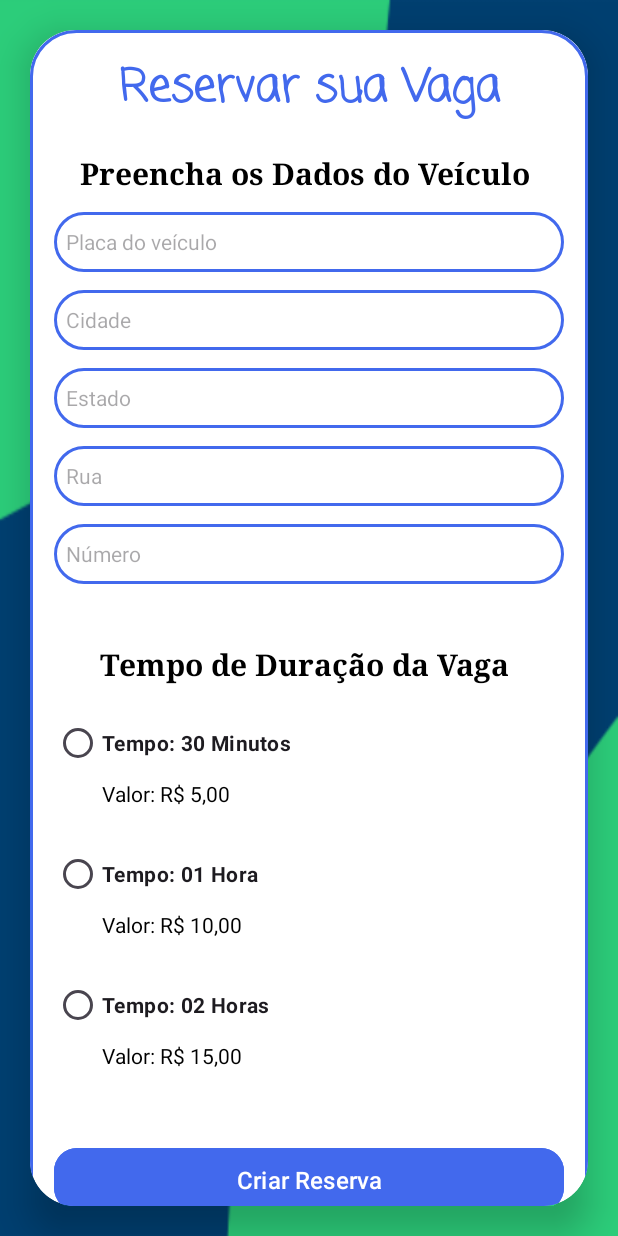
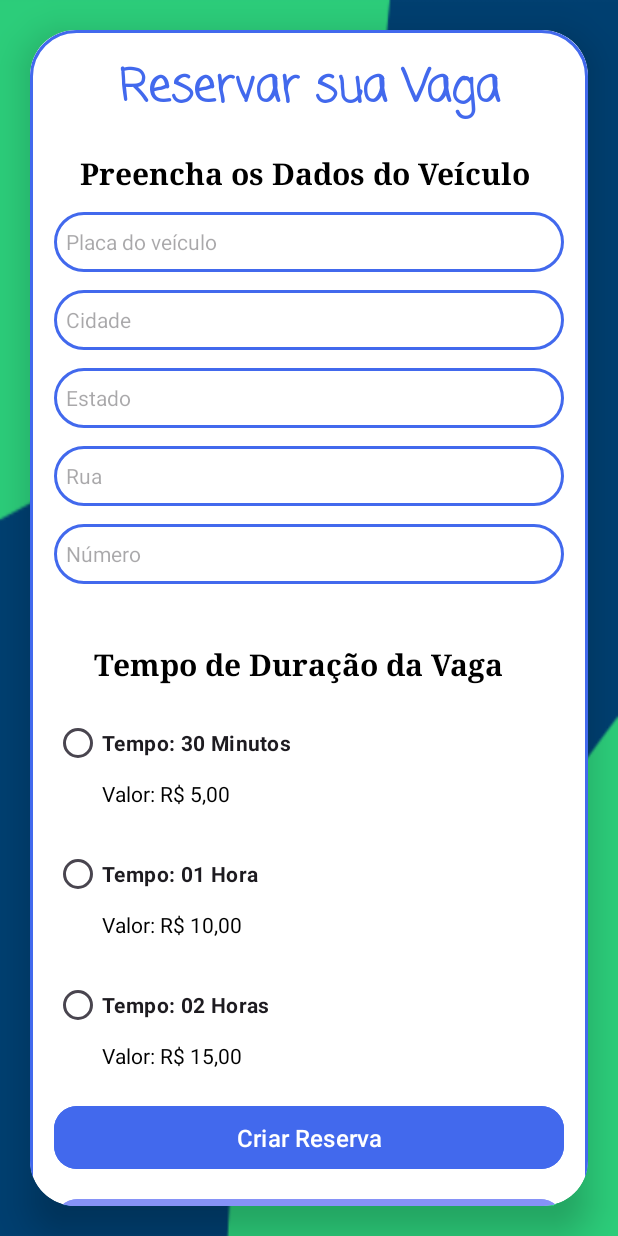
Before and after one commit to VitorMarvulle/GestaoEstacionamento, an Android app: the MotoristaActivity screen opened directly, with no data from a screen before it, on a phone screen of 412 x 824 dp. Run offline under Robolectric (Android 15) with nearby library versions, the phone set to English and light mode, and no system bars; our stand-ins replace Firebase (no records; nobody signed in at launch, a user with empty details on screens opened directly).

Commit message:
Ajuste de view

```diff
--- a/app/src/main/res/layout/activity_login_motorista.xml
+++ b/app/src/main/res/layout/activity_login_motorista.xml
@@ -108,8 +108,8 @@
 
             <RadioGroup
                 android:id="@+id/radioGroupDuracao"
-                android:layout_width="334dp"
-                android:layout_height="312dp"
+                android:layout_width="325dp"
+                android:layout_height="wrap_content"
                 android:layout_marginTop="40dp"
                 android:orientation="vertical">
 
```
